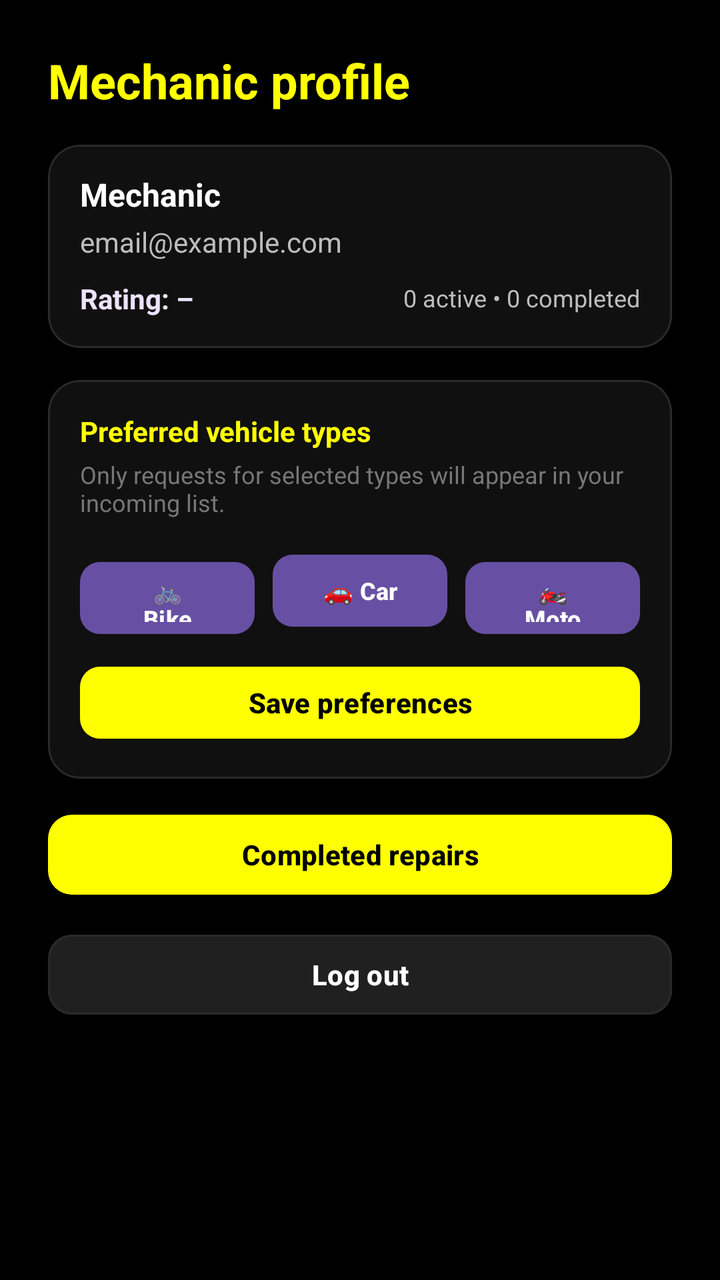
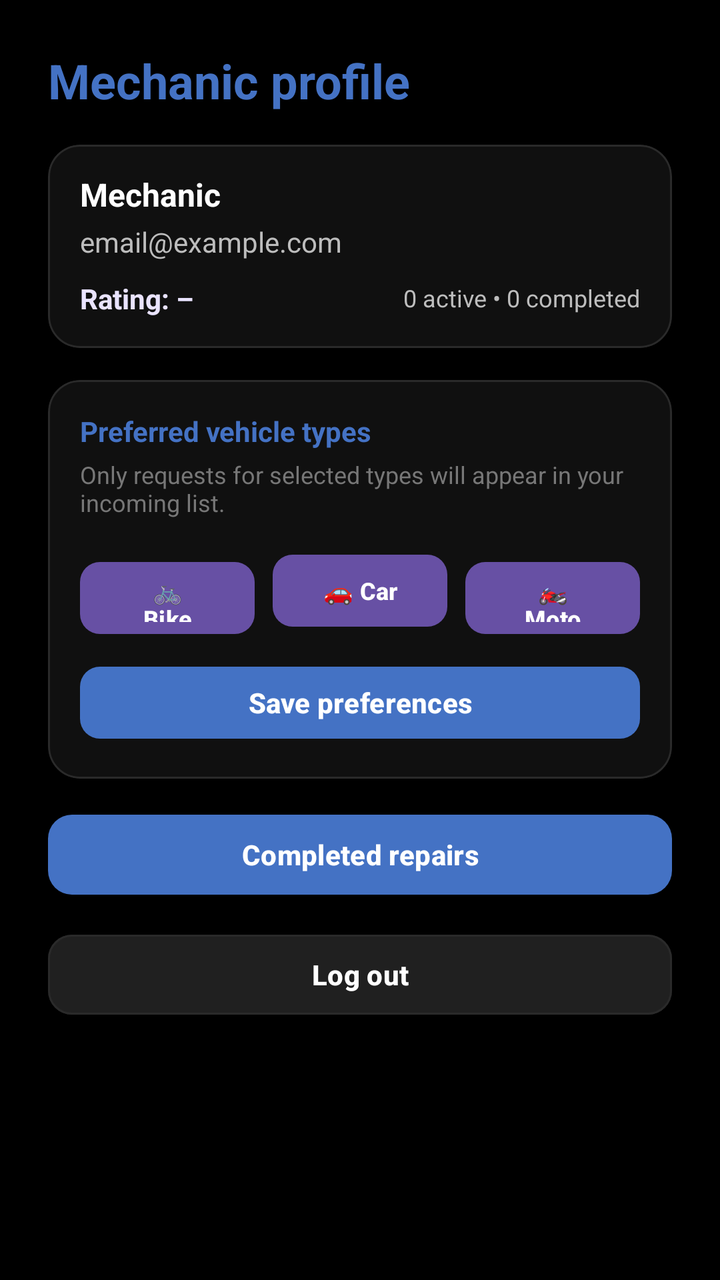

Two renders of the same Android screen: before a commit and after it. Below are the layout's source before the change and the commit's diff.
<!-- AndroidManifest.xml: application theme Theme.MyApplication -->
<!-- res/layout/fragment_mechanic_profile.xml -->
<?xml version="1.0" encoding="utf-8"?>
<ScrollView xmlns:android="http://schemas.android.com/apk/res/android"
    xmlns:app="http://schemas.android.com/apk/res-auto"
    android:layout_width="match_parent"
    android:layout_height="match_parent"
    android:background="#000000"
    android:fillViewport="true">

    <LinearLayout
        android:layout_width="match_parent"
        android:layout_height="wrap_content"
        android:orientation="vertical"
        android:padding="24dp">

        <TextView
            android:id="@+id/tvMechanicProfileTitle"
            android:layout_width="wrap_content"
            android:layout_height="wrap_content"
            android:text="Mechanic profile"
            android:textSize="24sp"
            android:textStyle="bold"
            android:textColor="#FFFF00" />

        
        <com.google.android.material.card.MaterialCardView
            android:layout_width="match_parent"
            android:layout_height="wrap_content"
            android:layout_marginTop="16dp"
            app:cardBackgroundColor="#101010"
            app:cardCornerRadius="16dp"
            app:cardElevation="0dp"
            app:strokeColor="#2A2A2A"
            app:strokeWidth="1dp">

            <LinearLayout
                android:layout_width="match_parent"
                android:layout_height="wrap_content"
                android:orientation="vertical"
                android:padding="16dp">

                <TextView
                    android:id="@+id/tvMechanicName"
                    android:layout_width="match_parent"
                    android:layout_height="wrap_content"
                    android:text="Mechanic"
                    android:textStyle="bold"
                    android:textSize="16sp"
                    android:textColor="#FFFFFF"
                    android:includeFontPadding="false" />

                <TextView
                    android:id="@+id/tvMechanicEmail"
                    android:layout_width="match_parent"
                    android:layout_height="wrap_content"
                    android:layout_marginTop="6dp"
                    android:text="email@example.com"
                    android:textColor="#BDBDBD"
                    android:includeFontPadding="false" />

                
                <LinearLayout
                    android:layout_width="match_parent"
                    android:layout_height="wrap_content"
                    android:layout_marginTop="12dp"
                    android:orientation="horizontal"
                    android:gravity="center_vertical">

                    <TextView
                        android:id="@+id/tvMechanicRating"
                        android:layout_width="0dp"
                        android:layout_height="wrap_content"
                        android:layout_weight="1"
                        android:text="Rating: –"
                        android:textStyle="bold"
                        android:textColor="#E9E3FF"
                        android:includeFontPadding="false" />

                    <TextView
                        android:id="@+id/tvMechanicStats"
                        android:layout_width="wrap_content"
                        android:layout_height="wrap_content"
                        android:text="0 active • 0 completed"
                        android:textColor="#BDBDBD"
                        android:textSize="12sp"
                        android:includeFontPadding="false" />
                </LinearLayout>

            </LinearLayout>
        </com.google.android.material.card.MaterialCardView>

        
        <com.google.android.material.card.MaterialCardView
            android:layout_width="match_parent"
            android:layout_height="wrap_content"
            android:layout_marginTop="16dp"
            app:cardBackgroundColor="#101010"
            app:cardCornerRadius="16dp"
            app:cardElevation="0dp"
            app:strokeColor="#2A2A2A"
            app:strokeWidth="1dp">

            <LinearLayout
                android:layout_width="match_parent"
                android:layout_height="wrap_content"
                android:orientation="vertical"
                android:padding="16dp">

                <TextView
                    android:layout_width="wrap_content"
                    android:layout_height="wrap_content"
                    android:layout_marginBottom="4dp"
                    android:text="Preferred vehicle types"
                    android:textStyle="bold"
                    android:textSize="14sp"
                    android:textColor="#FFFF00" />

                <TextView
                    android:layout_width="match_parent"
                    android:layout_height="wrap_content"
                    android:layout_marginBottom="14dp"
                    android:text="Only requests for selected types will appear in your incoming list."
                    android:textSize="12sp"
                    android:textColor="#777777" />

                <LinearLayout
                    android:layout_width="match_parent"
                    android:layout_height="wrap_content"
                    android:orientation="horizontal"
                    android:weightSum="3">

                    <com.google.android.material.button.MaterialButton
                        android:id="@+id/btnPrefBike"
                        android:layout_width="0dp"
                        android:layout_height="44dp"
                        android:layout_weight="1"
                        android:layout_marginEnd="6dp"
                        android:text="🚲 Bike"
                        android:textAllCaps="false"
                        android:textSize="12sp"
                        android:textStyle="bold"
                        app:cornerRadius="10dp" />

                    <com.google.android.material.button.MaterialButton
                        android:id="@+id/btnPrefCar"
                        android:layout_width="0dp"
                        android:layout_height="44dp"
                        android:layout_weight="1"
                        android:layout_marginStart="3dp"
                        android:layout_marginEnd="3dp"
                        android:text="🚗 Car"
                        android:textAllCaps="false"
                        android:textSize="12sp"
                        android:textStyle="bold"
                        app:cornerRadius="10dp" />

                    <com.google.android.material.button.MaterialButton
                        android:id="@+id/btnPrefMoto"
                        android:layout_width="0dp"
                        android:layout_height="44dp"
                        android:layout_weight="1"
                        android:layout_marginStart="6dp"
                        android:text="🏍️ Moto"
                        android:textAllCaps="false"
                        android:textSize="12sp"
                        android:textStyle="bold"
                        app:cornerRadius="10dp" />
                </LinearLayout>

                <com.google.android.material.button.MaterialButton
                    android:id="@+id/btnSaveVehiclePrefs"
                    android:layout_width="match_parent"
                    android:layout_height="44dp"
                    android:layout_marginTop="12dp"
                    android:text="Save preferences"
                    android:textAllCaps="false"
                    android:textStyle="bold"
                    android:textColor="#000000"
                    app:cornerRadius="10dp"
                    app:backgroundTint="#FFFF00"
                    app:strokeWidth="0dp" />

            </LinearLayout>
        </com.google.android.material.card.MaterialCardView>

        
        <com.google.android.material.button.MaterialButton
            android:id="@+id/btnOpenCompleted"
            android:layout_width="match_parent"
            android:layout_height="48dp"
            android:layout_marginTop="14dp"
            android:text="Completed repairs"
            android:textAllCaps="false"
            android:textStyle="bold"
            android:textColor="#000000"
            app:cornerRadius="12dp"
            app:backgroundTint="#FFFF00"
            app:strokeWidth="0dp" />

        
        <com.google.android.material.button.MaterialButton
            android:id="@+id/btnMechanicLogout"
            android:layout_width="match_parent"
            android:layout_height="48dp"
            android:layout_marginTop="12dp"
            android:text="Log out"
            android:textAllCaps="false"
            android:textStyle="bold"
            android:textColor="#FFFFFF"
            app:cornerRadius="12dp"
            app:backgroundTint="#202020"
            app:strokeColor="#2A2A2A"
            app:strokeWidth="1dp" />

    </LinearLayout>
</ScrollView>
<!-- resources referenced by this layout -->
<resources>
  <style name="Theme.MyApplication" parent="Base.Theme.MyApplication" />
  <style name="Base.Theme.MyApplication" parent="Theme.Material3.DayNight.NoActionBar">
          <item name="android:statusBarColor">#000000</item>
          <item name="android:navigationBarColor">#101010</item>
  
          <item name="android:windowLightStatusBar">false</item>
  
          <item name="android:windowLightNavigationBar" tools:targetApi="27">false</item>
      </style>
</resources>

<!-- the commit's change to res/layout/fragment_mechanic_profile.xml (unified diff, before → after) -->
@@ -19,7 +19,7 @@
             android:text="Mechanic profile"
             android:textSize="24sp"
             android:textStyle="bold"
-            android:textColor="#FFFF00" />
+            android:textColor="#4472C4" />
 
         
         <com.google.android.material.card.MaterialCardView
@@ -112,7 +112,7 @@
                     android:text="Preferred vehicle types"
                     android:textStyle="bold"
                     android:textSize="14sp"
-                    android:textColor="#FFFF00" />
+                    android:textColor="#4472C4" />
 
                 <TextView
                     android:layout_width="match_parent"
@@ -174,9 +174,9 @@
                     android:text="Save preferences"
                     android:textAllCaps="false"
                     android:textStyle="bold"
-                    android:textColor="#000000"
+                    android:textColor="#FFFFFF"
                     app:cornerRadius="10dp"
-                    app:backgroundTint="#FFFF00"
+                    app:backgroundTint="#4472C4"
                     app:strokeWidth="0dp" />
 
             </LinearLayout>
@@ -191,9 +191,9 @@
             android:text="Completed repairs"
             android:textAllCaps="false"
             android:textStyle="bold"
-            android:textColor="#000000"
+            android:textColor="#FFFFFF"
             app:cornerRadius="12dp"
-            app:backgroundTint="#FFFF00"
+            app:backgroundTint="#4472C4"
             app:strokeWidth="0dp" />
 
         
